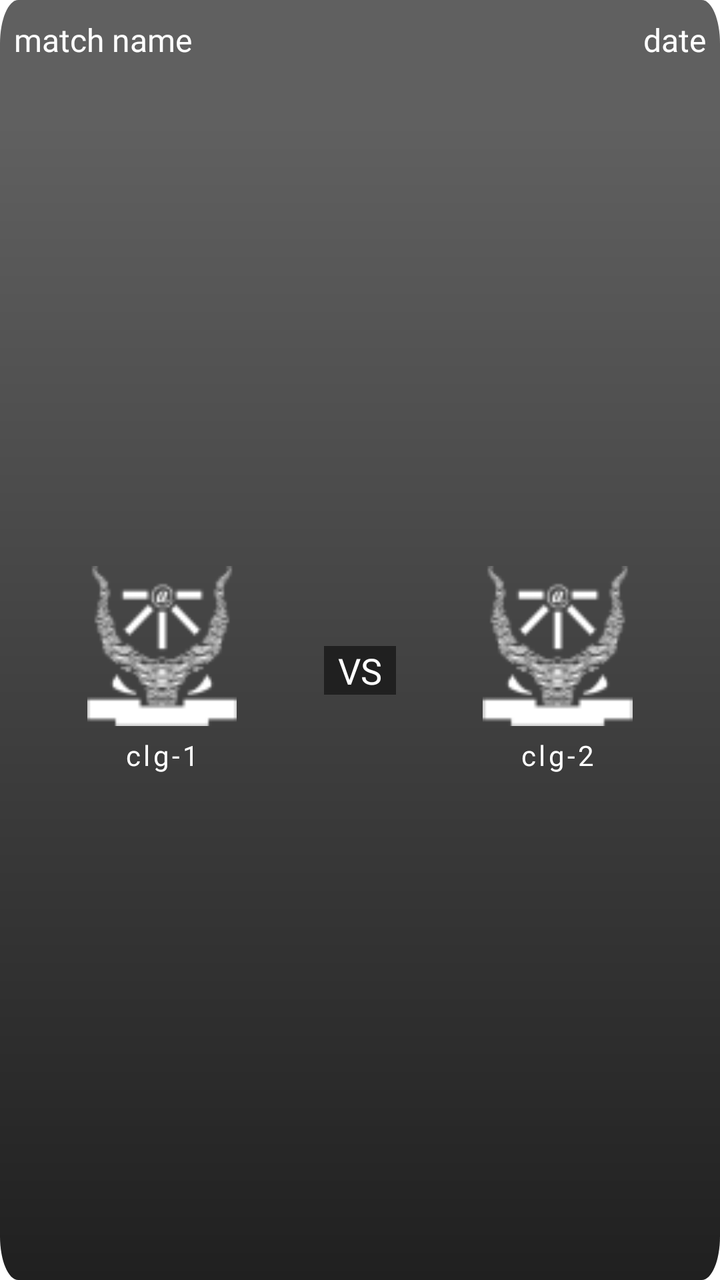
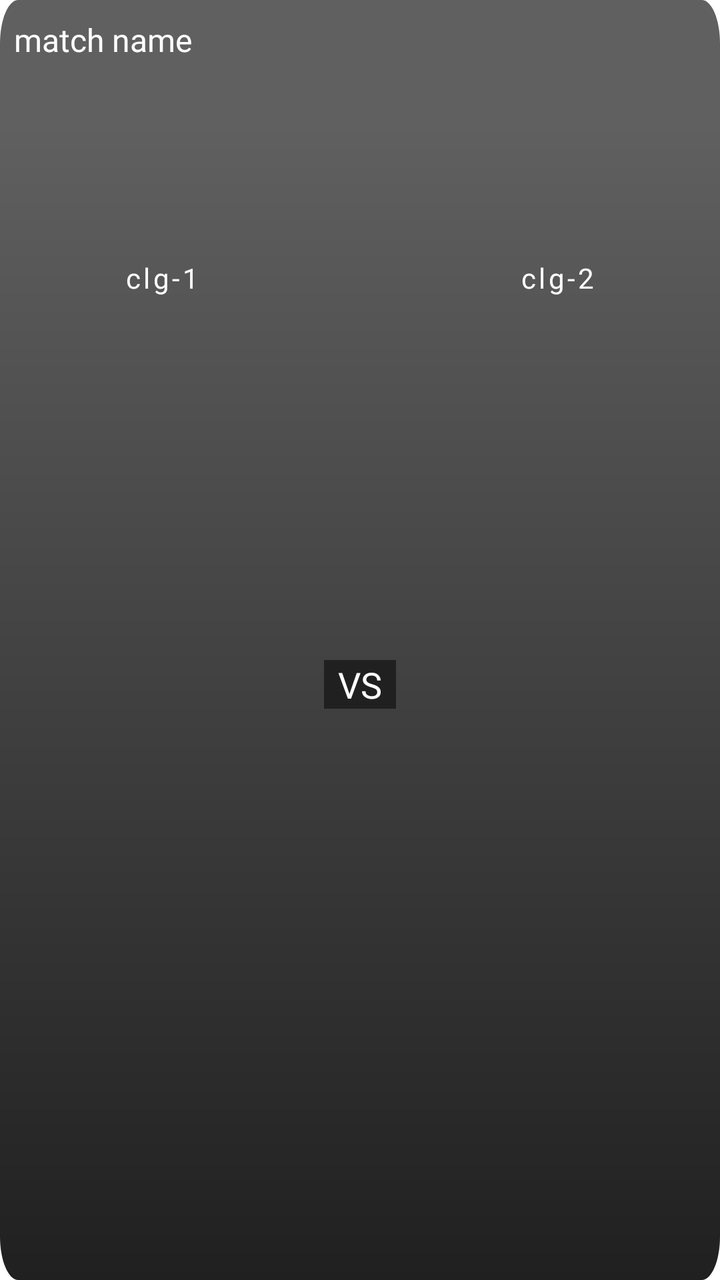

Compare the two renders of this Android layout. The source of the first and the diff that turns it into the second are given below.
<!-- AndroidManifest.xml: application theme Theme.NavigationDrawer -->
<!-- res/layout/layout_schedule.xml -->
<?xml version="1.0" encoding="utf-8"?>
<androidx.constraintlayout.widget.ConstraintLayout xmlns:android="http://schemas.android.com/apk/res/android"
    xmlns:app="http://schemas.android.com/apk/res-auto"
    xmlns:tools="http://schemas.android.com/tools"
    android:layout_width="match_parent"
    android:layout_height="180dp"
    android:layout_marginHorizontal="1dp"
    android:layout_marginVertical="10dp"
    android:background="@drawable/fade3">

    <LinearLayout
        android:id="@+id/lay1"
        android:layout_width="match_parent"
        android:layout_height="40dp"
        android:orientation="horizontal"
        android:padding="5dp"
        android:weightSum="1"
        app:layout_constraintEnd_toEndOf="parent"
        app:layout_constraintStart_toStartOf="parent"
        app:layout_constraintTop_toTopOf="parent">

        <TextView
            android:id="@+id/matchName"
            android:layout_width="0dp"
            android:layout_height="40dp"
            android:layout_gravity="center_vertical"
            android:layout_weight="0.7"
            android:fontFamily="@font/poppins_semibold"
            android:gravity="center_vertical|start"
            android:hint="match name"
            android:paddingHorizontal="2dp"
            android:textAllCaps="true"
            android:textColor="#E9E9E9"
            android:textColorHint="@color/white"
            android:textSize="16sp" />

        <TextView
            android:id="@+id/date"
            android:layout_width="0dp"
            android:layout_height="40dp"
            android:layout_gravity="center_vertical"
            android:layout_weight="0.3"
            android:fontFamily="@font/poppins_semibold"
            android:gravity="center_vertical|end"
            android:hint="date"
            android:paddingHorizontal="2dp"
            android:textColor="#E9E9E9"
            android:textColorHint="@color/white"
            android:textSize="16sp" />
    </LinearLayout>

    <LinearLayout
        android:id="@+id/linearLayout"
        android:layout_width="match_parent"
        android:layout_height="wrap_content"
        android:orientation="vertical"
        android:visibility="gone"
        tools:layout_editor_absoluteX="5dp"
        tools:layout_editor_absoluteY="5dp">

        <TextView
            android:id="@+id/time"
            android:layout_width="match_parent"
            android:layout_height="wrap_content"
            android:fontFamily="@font/poppins_medium"
            android:gravity="center"
            android:hint="time"
            android:textColor="@color/white"
            android:textColorHint="@color/white"
            android:textSize="16sp" />
    </LinearLayout>

    <LinearLayout
        android:layout_width="match_parent"
        android:layout_height="0dp"
        android:layout_marginTop="-10dp"
        android:orientation="horizontal"
        android:weightSum="1"
        app:layout_constraintBottom_toBottomOf="parent"
        app:layout_constraintEnd_toEndOf="parent"
        app:layout_constraintStart_toStartOf="parent"
        app:layout_constraintTop_toBottomOf="@id/lay1">

        <LinearLayout
            android:layout_width="0dp"
            android:layout_height="wrap_content"
            android:layout_gravity="center_vertical"
            android:layout_weight="0.45"
            android:orientation="vertical">

            <ImageView
                android:id="@+id/clgImg1"
                android:layout_width="match_parent"
                android:layout_height="80dp"
                android:scaleType="fitCenter"
                android:src="@drawable/iiita" />

            <TextView
                android:id="@+id/clgName1"
                android:layout_width="match_parent"
                android:layout_height="wrap_content"
                android:layout_marginTop="5dp"
                android:fontFamily="@font/poppins_medium"
                android:gravity="center"
                android:hint="clg-1"
                android:letterSpacing="0.1"
                android:textAllCaps="true"
                android:textColor="@color/white"
                android:textColorHint="@color/white" />
        </LinearLayout>

        <TextView
            android:layout_width="0dp"
            android:layout_height="wrap_content"
            android:layout_gravity="center_vertical"
            android:layout_weight="0.1"
            android:background="#202020"
            android:fontFamily="@font/poppins_medium"
            android:gravity="center"
            android:text="VS"
            android:textColor="@color/white"
            android:textSize="18sp" />

        <LinearLayout
            android:layout_width="0dp"
            android:layout_height="wrap_content"
            android:layout_gravity="center_vertical"
            android:layout_weight="0.45"
            android:orientation="vertical">

            <ImageView
                android:id="@+id/clgImg2"
                android:layout_width="match_parent"
                android:layout_height="80dp"
                android:scaleType="fitCenter"
                android:src="@drawable/iiita" />

            <TextView
                android:id="@+id/clgName2"
                android:layout_width="match_parent"
                android:layout_height="wrap_content"
                android:layout_marginTop="5dp"
                android:fontFamily="@font/poppins_medium"
                android:gravity="center"
                android:hint="clg-2"
                android:letterSpacing="0.1"
                android:textAllCaps="true"
                android:textColor="@color/white"
                android:textColorHint="@color/white" />
        </LinearLayout>

    </LinearLayout>
</androidx.constraintlayout.widget.ConstraintLayout>
<!-- resources referenced by this layout -->
<resources>
  <color name="white">#FFFFFFFF</color>
  <!-- drawable fade3 (drawable) -->
  <vector xmlns:android="http://schemas.android.com/apk/res/android"
      xmlns:aapt="http://schemas.android.com/aapt"
      android:width="400dp"
      android:height="293dp"
      android:viewportWidth="393"
      android:viewportHeight="293">
  
      <path android:pathData="M10,0h373c5.523,0 10,4.477 10,10v273c0,5.523 -4.477,10 -10,10h-373c-5.523,0 -10,-4.477 -10,-10v-273c0,-5.523 4.477,-10 10,-10Z">
          <aapt:attr name="android:fillColor">
              <gradient
                  android:endX="197"
                  android:endY="27.9"
                  android:startX="197"
                  android:startY="293"
                  android:type="linear">
                  <item
                      android:color="#202020"
                      android:offset="0" />
                  <item
                      android:color="#606060"
                      android:offset="1" />
              </gradient>
          </aapt:attr>
      </path>
  </vector>
  <!-- drawable iiita: png bitmap (drawable, 3166 bytes) -->
  <style name="Theme.NavigationDrawer" parent="Theme.MaterialComponents.DayNight.NoActionBar">
          
          <item name="colorPrimary">#FFECA1</item>
          
      </style>
</resources>

<!-- the commit's change to res/layout/layout_schedule.xml (unified diff, before → after) -->
@@ -3,9 +3,8 @@
     xmlns:app="http://schemas.android.com/apk/res-auto"
     xmlns:tools="http://schemas.android.com/tools"
     android:layout_width="match_parent"
-    android:layout_height="180dp"
-    android:layout_marginHorizontal="1dp"
-    android:layout_marginVertical="10dp"
+    android:layout_height="170dp"
+    android:layout_marginHorizontal="15dp"
     android:background="@drawable/fade3">
 
     <LinearLayout
@@ -14,17 +13,15 @@
         android:layout_height="40dp"
         android:orientation="horizontal"
         android:padding="5dp"
-        android:weightSum="1"
         app:layout_constraintEnd_toEndOf="parent"
         app:layout_constraintStart_toStartOf="parent"
         app:layout_constraintTop_toTopOf="parent">
 
         <TextView
             android:id="@+id/matchName"
-            android:layout_width="0dp"
+            android:layout_width="match_parent"
             android:layout_height="40dp"
             android:layout_gravity="center_vertical"
-            android:layout_weight="0.7"
             android:fontFamily="@font/poppins_semibold"
             android:gravity="center_vertical|start"
             android:hint="match name"
@@ -40,6 +37,7 @@
             android:layout_height="40dp"
             android:layout_gravity="center_vertical"
             android:layout_weight="0.3"
+            android:visibility="gone"
             android:fontFamily="@font/poppins_semibold"
             android:gravity="center_vertical|end"
             android:hint="date"
@@ -54,17 +52,18 @@
         android:layout_width="match_parent"
         android:layout_height="wrap_content"
         android:orientation="vertical"
-        android:visibility="gone"
-        tools:layout_editor_absoluteX="5dp"
-        tools:layout_editor_absoluteY="5dp">
+        android:layout_marginTop="-8dp"
+        app:layout_constraintStart_toStartOf="parent"
+        app:layout_constraintEnd_toEndOf="parent"
+        app:layout_constraintTop_toBottomOf="@id/lay1">
 
         <TextView
-            android:id="@+id/time"
+            android:id="@+id/grp"
             android:layout_width="match_parent"
             android:layout_height="wrap_content"
             android:fontFamily="@font/poppins_medium"
+            android:textAllCaps="true"
             android:gravity="center"
-            android:hint="time"
             android:textColor="@color/white"
             android:textColorHint="@color/white"
             android:textSize="16sp" />
@@ -79,12 +78,11 @@
         app:layout_constraintBottom_toBottomOf="parent"
         app:layout_constraintEnd_toEndOf="parent"
         app:layout_constraintStart_toStartOf="parent"
-        app:layout_constraintTop_toBottomOf="@id/lay1">
+        app:layout_constraintTop_toBottomOf="@id/linearLayout">
 
         <LinearLayout
             android:layout_width="0dp"
-            android:layout_height="wrap_content"
-            android:layout_gravity="center_vertical"
+            android:layout_height="match_parent"
             android:layout_weight="0.45"
             android:orientation="vertical">
 
@@ -92,8 +90,7 @@
                 android:id="@+id/clgImg1"
                 android:layout_width="match_parent"
                 android:layout_height="80dp"
-                android:scaleType="fitCenter"
-                android:src="@drawable/iiita" />
+                android:scaleType="fitCenter" />
 
             <TextView
                 android:id="@+id/clgName1"
@@ -123,8 +120,7 @@
 
         <LinearLayout
             android:layout_width="0dp"
-            android:layout_height="wrap_content"
-            android:layout_gravity="center_vertical"
+            android:layout_height="match_parent"
             android:layout_weight="0.45"
             android:orientation="vertical">
 
@@ -132,8 +128,7 @@
                 android:id="@+id/clgImg2"
                 android:layout_width="match_parent"
                 android:layout_height="80dp"
-                android:scaleType="fitCenter"
-                android:src="@drawable/iiita" />
+                android:scaleType="fitCenter" />
 
             <TextView
                 android:id="@+id/clgName2"
<!-- resource entries referenced after the edit -->
@@ -27,7 +27,6 @@
           </aapt:attr>
       </path>
   </vector>
-  <!-- drawable iiita: png bitmap (drawable, 3166 bytes) -->
   <style name="Theme.NavigationDrawer" parent="Theme.MaterialComponents.DayNight.NoActionBar">
           
           <item name="colorPrimary">#FFECA1</item>
